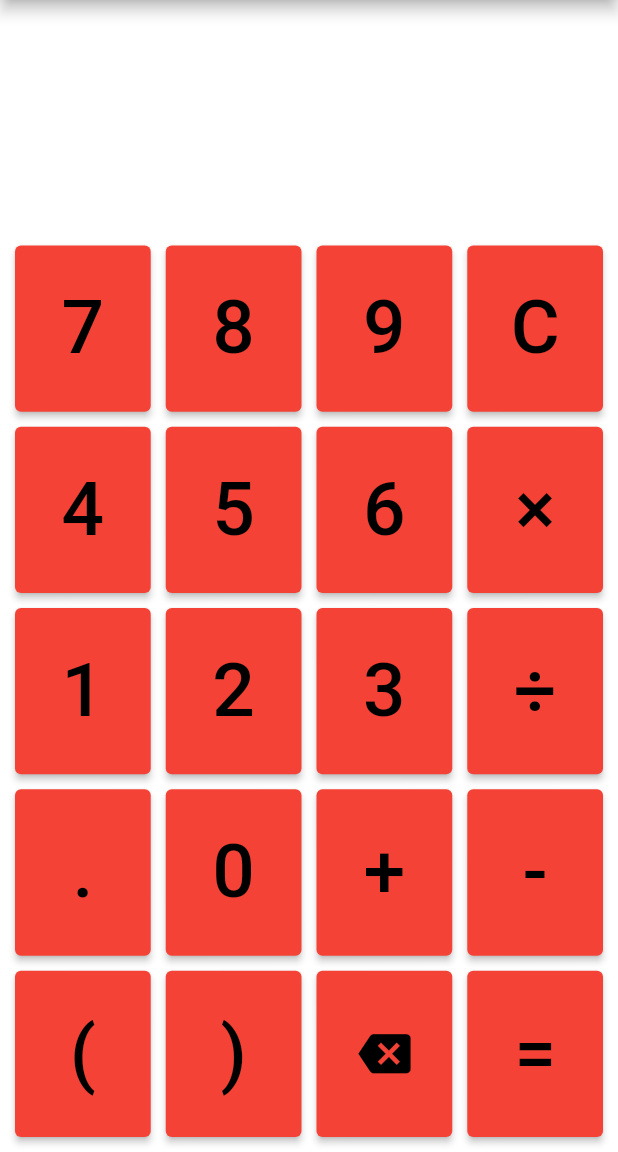
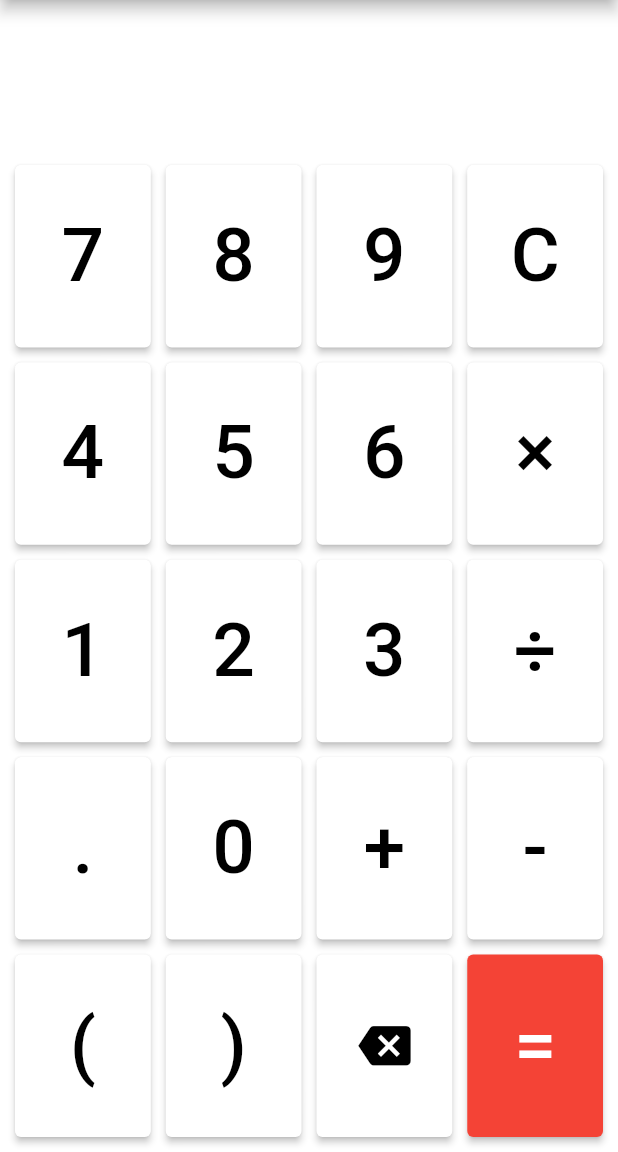
Before and after one commit to OverdriveNGain/counter-calc, a Flutter app: the Calc screen opened directly, on a phone screen of 412 x 824 dp, the part 84-1236 px from its top. Run offline on Flutter 3.47's test engine with Material 2 defaults, Android fonts, the phone set to English and light mode, and no system bars; our stand-ins replace auto_size_text, flutter_spinkit, fluttertoast, math_expressions, shared_preferences; accounts and stored records are empty.

Commit message:
Made calculator file dependent on theme

```diff
--- a/lib/main.dart
+++ b/lib/main.dart
@@ -17,7 +17,7 @@ void main() {
       background: Colors.grey[50],
       onBackground: Colors.black,
       onError: Colors.white,
-      onPrimary: Colors.black,
+      onPrimary: Colors.white,
       onSecondary: Colors.blue,
       brightness: Brightness.light,
       error: Colors.purple
--- a/lib/pages/calculator.dart
+++ b/lib/pages/calculator.dart
@@ -1,5 +1,4 @@
 import 'package:flutter/material.dart';
-import 'package:calc/scripts/theme.dart';
 import 'package:calc/scripts/func.dart';
 import 'package:flutter/services.dart';
 import 'package:math_expressions/math_expressions.dart';
@@ -90,7 +89,7 @@ class _CalcState extends State<Calc> {
     Save.saveCalc();
   }
 
-  Widget getButton(String addToSeq, {Widget child, String childText, Color buttonColor}){
+  Widget getButton(String addToSeq, Color buttonColor, {Widget child, String childText}){
     if (child != null && childText != null)
       throw Exception("Only one of child and childText should non-null");
     if (child == null && childText == null)
@@ -100,9 +99,8 @@ class _CalcState extends State<Calc> {
       Text(
         childText,
         style: TextStyle(
-          color: Themes
-              .words,
           fontSize: 50,
+          color: Colors.black
         ),
       ):
       child;
@@ -112,7 +110,7 @@ class _CalcState extends State<Calc> {
         margin: EdgeInsets.fromLTRB(10.0, 10.0, 0.0, 0.0),
         child: ElevatedButton(
           style: ElevatedButton.styleFrom(
-            primary: buttonColor == null?Themes.primary:buttonColor,
+            primary: buttonColor,
           ),
           onPressed: (){
             CalcSta.seq += addToSeq;
@@ -126,10 +124,15 @@ class _CalcState extends State<Calc> {
 
   @override
   Widget build(BuildContext context) {
+
+    final cs = Theme.of(context).colorScheme;
+    final normalButtonColor = Colors.white;
+    final equalsButtonColor = cs.primary;
+
     return Scaffold(
       appBar: AppBar(
         title: Text("Calculator"),
-        backgroundColor: Themes.accent,
+        // backgroundColor: Themes.accent,
         actions: [
           IconButton(
             icon: Icon(Icons.undo),
@@ -157,12 +160,12 @@ class _CalcState extends State<Calc> {
         ],
       ),
       body: Container(
-        color: Themes.secondary,
+        // color: Themes.secondary,
         child: Column(
           crossAxisAlignment: CrossAxisAlignment.stretch,
           children: <Widget> [
-            Expanded( // Top Result
-              flex: 1,
+            Container( // Top Result
+              height:100,
               child: GestureDetector(
                 onLongPress: () {
                   Clipboard.setData(ClipboardData(text: Save.calcDisp));
@@ -182,8 +185,8 @@ class _CalcState extends State<Calc> {
                     padding: EdgeInsets.all(10.0),
                     alignment: Alignment.centerRight,
                     decoration: BoxDecoration(
-                      color: Themes.primary,
-                      borderRadius: BorderRadius.all(Radius.circular(20.0)),
+                      color: Colors.white,
+                      // borderRadius: BorderRadius.all(Radius.circular(20.0)),
                     ),
                     child: AutoSizeText(
                       Save.calcDisp.replaceAll("*", "×").replaceAll("/", "÷"),
@@ -210,10 +213,10 @@ class _CalcState extends State<Calc> {
                       child: Row(
                         crossAxisAlignment: CrossAxisAlignment.stretch,
                         children: <Widget> [
-                          getButton("7"),
-                          getButton("8"),
-                          getButton("9"),
-                          getButton("C"),
+                          getButton("7", normalButtonColor),
+                          getButton("8", normalButtonColor),
+                          getButton("9", normalButtonColor),
+                          getButton("C", normalButtonColor),
                         ],
                       ),
                     ),
@@ -222,10 +225,10 @@ class _CalcState extends State<Calc> {
                       child: Row(
                         crossAxisAlignment: CrossAxisAlignment.stretch,
                         children: <Widget> [
-                          getButton("4"),
-                          getButton("5"),
-                          getButton("6"),
-                          getButton("*", childText:"×"),
+                          getButton("4", normalButtonColor),
+                          getButton("5", normalButtonColor),
+                          getButton("6", normalButtonColor),
+                          getButton("*", normalButtonColor, childText:"×"),
                         ],
                       ),
                     ),
@@ -234,10 +237,10 @@ class _CalcState extends State<Calc> {
                       child: Row(
                         crossAxisAlignment: CrossAxisAlignment.stretch,
                         children: <Widget> [
-                          getButton("1"),
-                          getButton("2"),
-                          getButton("3"),
-                          getButton("/", childText:"÷"),
+                          getButton("1", normalButtonColor),
+                          getButton("2", normalButtonColor),
+                          getButton("3", normalButtonColor),
+                          getButton("/", normalButtonColor, childText:"÷"),
                         ],
                       ),
                     ),
@@ -246,10 +249,10 @@ class _CalcState extends State<Calc> {
                       child: Row(
                         crossAxisAlignment: CrossAxisAlignment.stretch,
                         children: <Widget> [
-                          getButton("."),
-                          getButton("0"),
-                          getButton("+"),
-                          getButton("-"),
+                          getButton(".", normalButtonColor),
+                          getButton("0", normalButtonColor),
+                          getButton("+", normalButtonColor),
+                          getButton("-", normalButtonColor),
                         ],
                       ),
                     ),
@@ -258,16 +261,16 @@ class _CalcState extends State<Calc> {
                       child: Row(
                         crossAxisAlignment: CrossAxisAlignment.stretch,
                         children: <Widget> [
-                          getButton("("),
-                          getButton(")"),
-                          getButton("~", child: Icon(Icons.backspace, color: Themes.words, size: 35)),
+                          getButton("(", normalButtonColor),
+                          getButton(")", normalButtonColor),
+                          getButton("~", normalButtonColor, child: Icon(Icons.backspace, size: 35, color: Colors.black)),
                           getButton(
-                            "=",
-                            buttonColor: Themes.accent,
+                            "=", equalsButtonColor,
+                            // buttonColor: Themes.accent,
                             child: Text(
                               "=",
                               style: TextStyle(
-                                color: Themes.primary,
+                                color: cs.onPrimary,
                                 fontSize: 50,
                             ),
                           )),
```
